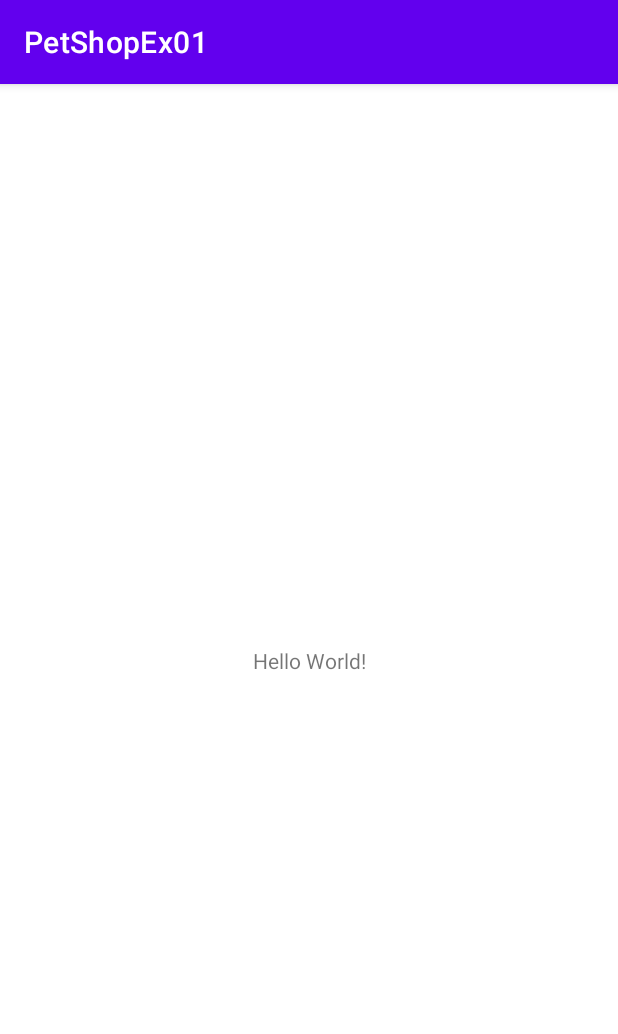
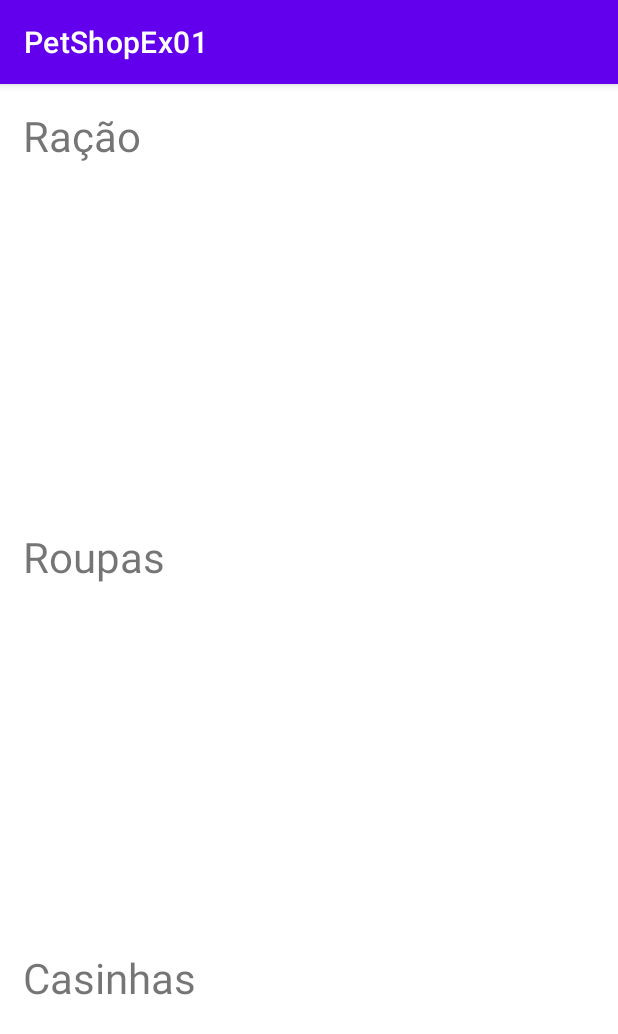
Before and after one commit to itonAntunes/Exercicios_Android_DH, an Android app: the screen it shows after launch (MainActivity), on a phone screen of 412 x 824 dp. Shown: the top 1034 px of the screen. Run offline under Robolectric (Android 15) with nearby library versions, the phone set to English and light mode, and no system bars.

Commit message:
Criação da RecycleView

```diff
--- /dev/null
+++ b/app/src/main/java/com/example/petshopex01/AdapterPetShop.kt
@@ -0,0 +1,31 @@
+package com.example.petshopex01
+
+import android.content.Context
+import android.view.LayoutInflater
+import android.view.ViewGroup
+import androidx.recyclerview.widget.RecyclerView
+
+class AdapterPetShop(val mainActivity: Context,
+                    val itens: List<String>)
+    : RecyclerView.Adapter<PetShopViewHolder>() {
+
+    override fun onCreateViewHolder(parent: ViewGroup, viewType: Int): PetShopViewHolder {
+        val view = LayoutInflater.from(mainActivity)
+            .inflate(R.layout.item_petshop_layout,parent,false)
+
+        return PetShopViewHolder(view)
+    }
+
+    override fun onBindViewHolder(holder: PetShopViewHolder, position: Int) {
+        val nomeAluno: String = itens[position]
+        holder.itensVenda.text = nomeAluno
+    }
+
+    override fun getItemCount(): Int {
+        return itens.size
+
+    }
+
+
+
+}
--- a/app/src/main/java/com/example/petshopex01/MainActivity.kt
+++ b/app/src/main/java/com/example/petshopex01/MainActivity.kt
@@ -1,11 +1,49 @@
 package com.example.petshopex01
 
+import android.annotation.SuppressLint
 import androidx.appcompat.app.AppCompatActivity
 import android.os.Bundle
+import android.widget.LinearLayout.HORIZONTAL
+import android.widget.LinearLayout.VERTICAL
+import androidx.recyclerview.widget.GridLayoutManager
+import androidx.recyclerview.widget.LinearLayoutManager
+import androidx.recyclerview.widget.RecyclerView
 
+@SuppressLint("WrongConstant")
 class MainActivity : AppCompatActivity() {
+    /*
+    * instanciando a recycler com o by lazy e chamando a variavel no OnCreate
+    * */
+
+    private val recycler by lazy{
+        RecyclerView(this)
+    }
+
+    private val manager by lazy{
+        LinearLayoutManager(this, VERTICAL, false)
+//        GridLayoutManager(this,3,VERTICAL, false)
+    }
+
+    private val itens = listOf(
+        "Ração ",
+        "Roupas",
+        "Casinhas",
+        "Brinquedos",
+        "Remédios",
+        "Acessórios",
+    )
+
+
+
+
+
     override fun onCreate(savedInstanceState: Bundle?) {
         super.onCreate(savedInstanceState)
-        setContentView(R.layout.activity_main)
+//        setContentView(R.layout.activity_main)
+        setContentView(recycler)
+
+        recycler.layoutManager = manager
+        recycler.adapter = AdapterPetShop(this, itens)
+
     }
 }
--- /dev/null
+++ b/app/src/main/java/com/example/petshopex01/PetShopViewHolder.kt
@@ -0,0 +1,10 @@
+package com.example.petshopex01
+import android.view.View
+import android.widget.TextView
+import androidx.recyclerview.widget.RecyclerView
+
+class PetShopViewHolder(view: View):RecyclerView.ViewHolder(view) {
+
+    var itensVenda = view.findViewById<TextView>(R.id.item_text)
+
+}
--- a/app/src/main/res/layout/activity_main.xml
+++ b/app/src/main/res/layout/activity_main.xml
@@ -1,18 +1,11 @@
 <?xml version="1.0" encoding="utf-8"?>
-<androidx.constraintlayout.widget.ConstraintLayout xmlns:android="http://schemas.android.com/apk/res/android"
+<androidx.recyclerview.widget.RecyclerView
+    xmlns:android="http://schemas.android.com/apk/res/android"
     xmlns:app="http://schemas.android.com/apk/res-auto"
     xmlns:tools="http://schemas.android.com/tools"
+    android:id="@+id/act_recycler"
     android:layout_width="match_parent"
     android:layout_height="match_parent"
     tools:context=".MainActivity">
 
-    <TextView
-        android:layout_width="wrap_content"
-        android:layout_height="wrap_content"
-        android:text="Hello World!"
-        app:layout_constraintBottom_toBottomOf="parent"
-        app:layout_constraintLeft_toLeftOf="parent"
-        app:layout_constraintRight_toRightOf="parent"
-        app:layout_constraintTop_toTopOf="parent" />
-
-</androidx.constraintlayout.widget.ConstraintLayout>
+</androidx.recyclerview.widget.RecyclerView>
--- /dev/null
+++ b/app/src/main/res/layout/item_petshop_layout.xml
@@ -0,0 +1,16 @@
+<?xml version="1.0" encoding="utf-8"?>
+<LinearLayout
+    xmlns:android="http://schemas.android.com/apk/res/android"
+    android:layout_width="match_parent"
+    android:layout_height="wrap_content">
+
+    <TextView
+        android:id="@+id/item_text"
+        android:layout_width="match_parent"
+        android:layout_height="250dp"
+        android:text="Elemento"
+        android:textSize="28sp"
+        android:layout_margin="15sp"/>
+
+
+</LinearLayout>
```
